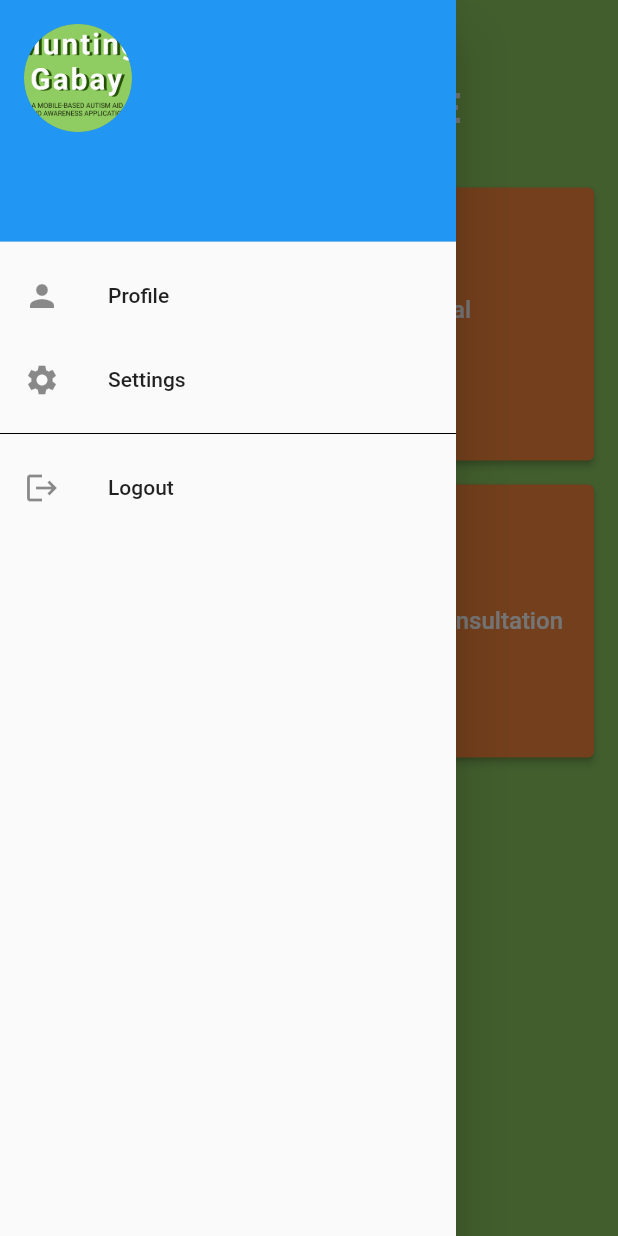
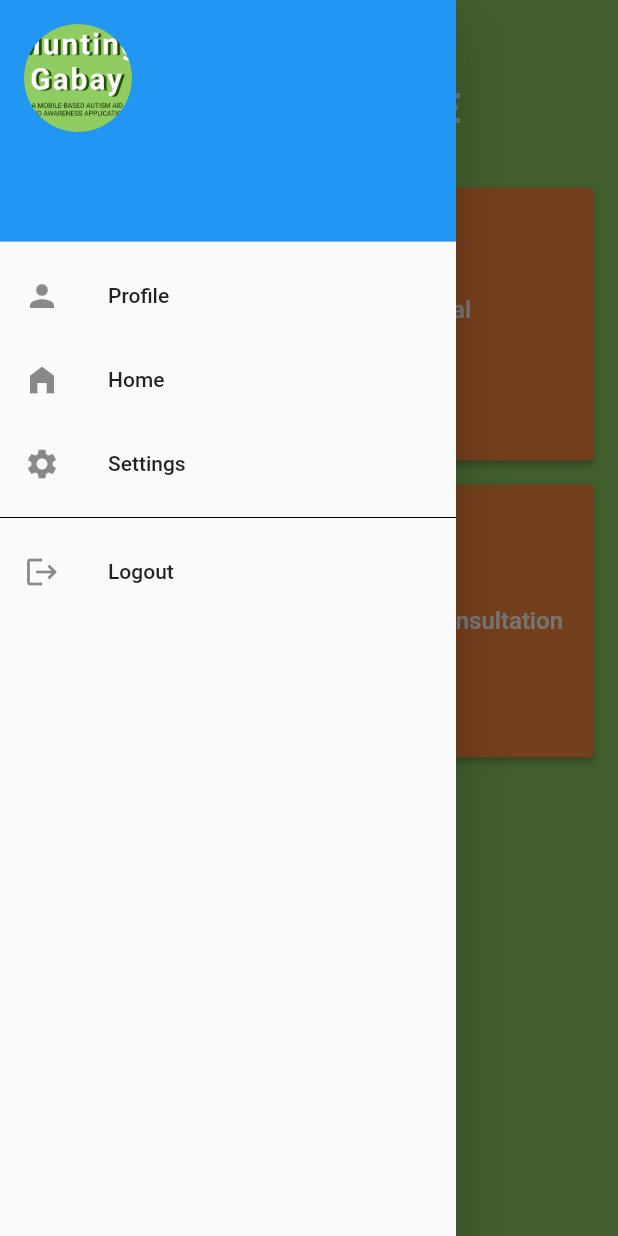
Before and after one commit to Captn-Jabby/Munting-Gabay, a Flutter app: the ParentPage screen opened directly, with the side drawer open, on a phone screen of 412 x 824 dp. Run offline on Flutter 3.47's test engine with Material 2 defaults, Android fonts, the light colour scheme and no system bars; our stand-ins replace cloud_firestore, firebase_auth, firebase_core, firebase_storage, flutter_easyloading, hive and 3 more; accounts and stored records are empty; network calls fail.

Commit message:
Added Home to the Drawer Page

```diff
--- a/munting_gabay/lib/drawer_page.dart
+++ b/munting_gabay/lib/drawer_page.dart
@@ -1,6 +1,7 @@
 import 'package:cloud_firestore/cloud_firestore.dart';
 import 'package:firebase_auth/firebase_auth.dart';
 import 'package:flutter/material.dart';
+import 'package:munting_gabay/all%20screen%20related%20to%20the%20patients/homepage_PT.dart';
 import 'package:munting_gabay/all%20screen%20related%20to%20the%20patients/profile_page.dart';
 import 'package:firebase_storage/firebase_storage.dart' as firebase_storage;
 import 'package:hive/hive.dart';
@@ -78,6 +79,17 @@ class AppDrawer extends StatelessWidget {
             },
           ),
           ListTile(
+            leading: Icon(Icons.home_filled),
+            title: Text('Home'),
+            onTap: () {
+              // Handle navigation to profile
+              Navigator.pushReplacement(
+                context,
+                MaterialPageRoute(builder: (context) => HomepagePT()),
+              );
+            },
+          ),
+          ListTile(
             leading: Icon(Icons.settings),
             title: Text('Settings'),
             onTap: () {
```
Also changed, not shown: munting_gabay/pubspec.lock.
